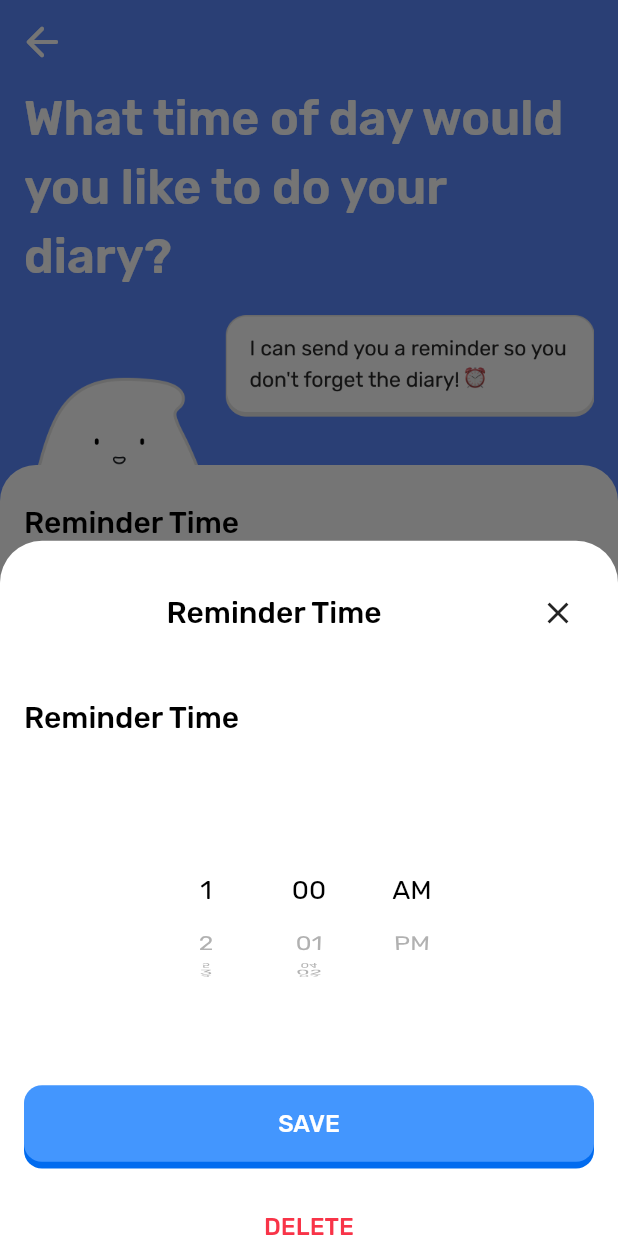
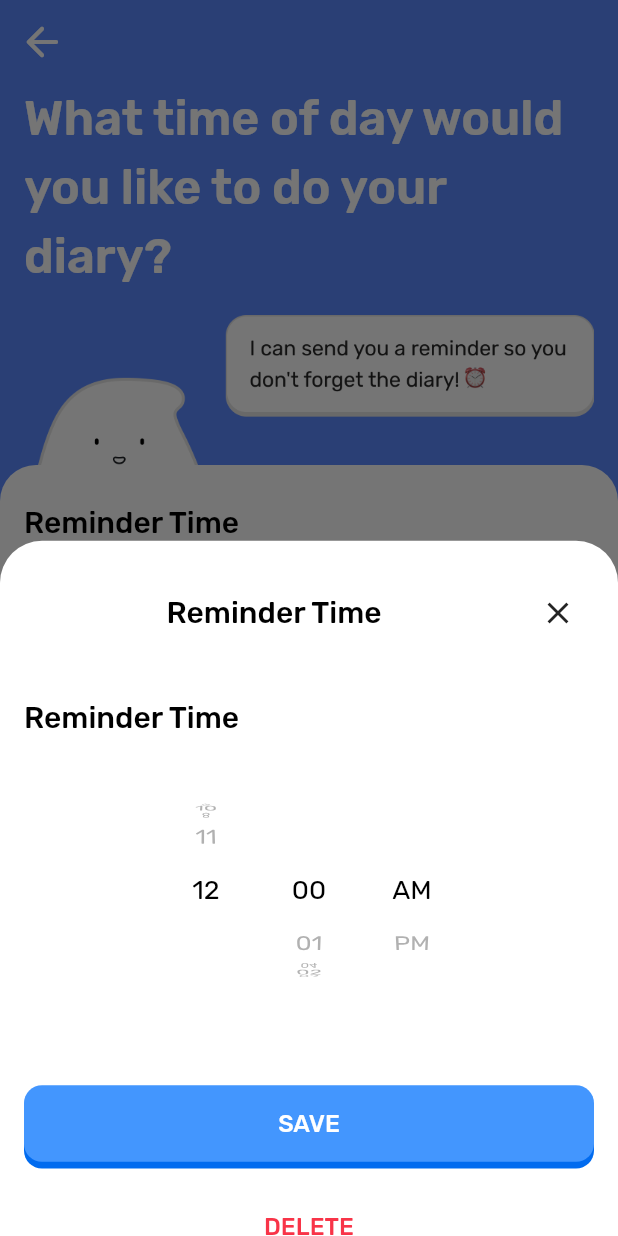
Before and after one commit to AppHatchery/Fabla-Front-end, a Flutter app: the ActiveTimePage screen opened directly, after a tap on "ADD A DIARY TIME", on a phone screen of 412 x 824 dp. Run offline on Flutter 3.47's test engine with Material 2 defaults, Android fonts, the phone set to English and light mode, and no system bars; our stand-ins replace audioplayers, awesome_notifications, bloc, equatable, flutter_bloc, flutter_screenutil and 7 more; missing offline and left inert: amplify_auth_cognito, amplify_flutter, amplify_storage_s3, audio_session, aws_common, dart:ffi and 1 more; accounts and stored records are empty; generated files the repository leaves out were written again.

Commit message:
Create Notifications
We are saving the preferred reminder times in shared preferences and we are using those to create notifications for the diaries

```diff
--- a/lib/screens/onboarding/presentation/pages/active_time.dart
+++ b/lib/screens/onboarding/presentation/pages/active_time.dart
@@ -1,5 +1,6 @@
 import 'package:audio_diaries_flutter/screens/onboarding/presentation/pages/notification_access.dart';
 import 'package:audio_diaries_flutter/screens/onboarding/presentation/widgets/list_active_times.dart';
+import 'package:audio_diaries_flutter/services/preference_service.dart';
 import 'package:flutter/material.dart';
 
 import '../../../../theme/custom_colors.dart';
@@ -14,6 +15,7 @@ class ActiveTimePage extends StatefulWidget {
 }
 
 class _ActiveTimePageState extends State<ActiveTimePage> {
+  List<TimeOfDay> times = [];
   @override
   Widget build(BuildContext context) {
     final height = MediaQuery.of(context).size.height;
@@ -57,13 +59,8 @@ class _ActiveTimePageState extends State<ActiveTimePage> {
                         child: AvatarBackground(
                             height: height,
                             width: width,
-                            image:
-                                "assets/images/active_time.png",
-                            onContinue: () => Navigator.push(
-                                context,
-                                MaterialPageRoute(
-                                    builder: (context) =>
-                                        const NotificationAccessPage())),
+                            image: "assets/images/active_time.png",
+                            onContinue: () => navigateToNextPage(),
                             children: [
                               Text(
                                 "Reminder Time",
@@ -72,7 +69,7 @@ class _ActiveTimePageState extends State<ActiveTimePage> {
                               const SizedBox(
                                 height: 6,
                               ),
-                              const ListActiveTimes(),
+                              ListActiveTimes(times: times),
                             ]),
                       ),
                     )
@@ -83,4 +80,17 @@ class _ActiveTimePageState extends State<ActiveTimePage> {
           }),
         ));
   }
+
+  void navigateToNextPage() async {
+    final value = times.map((e) => DateTime(0,0,0, e.hour, e.minute).toString()).toList();
+    await PreferenceService().setStringListPreference(key: "reminder_times", value: value);
+
+
+    if (context.mounted) {
+      Navigator.push(
+          context,
+          MaterialPageRoute(
+              builder: (context) => const NotificationAccessPage()));
+    }
+  }
 }
--- a/lib/screens/onboarding/presentation/pages/notification_access.dart
+++ b/lib/screens/onboarding/presentation/pages/notification_access.dart
@@ -1,3 +1,4 @@
+import 'package:audio_diaries_flutter/screens/onboarding/domain/repository/setup_repository.dart';
 import 'package:audio_diaries_flutter/screens/onboarding/presentation/pages/mic_access.dart';
 import 'package:audio_diaries_flutter/theme/components/buttons.dart';
 import 'package:audio_diaries_flutter/theme/custom_typography.dart';
@@ -68,6 +69,9 @@ class _NotificationAccessPageState extends State<NotificationAccessPage> {
         .setBoolPreference(key: 'notification_requested', value: true);
 
     if (results.isGranted) {
+      final repository = SetupRepository();
+      repository.createNotifications();
+
       if (context.mounted) {
         Navigator.push(context,
             MaterialPageRoute(builder: (context) => const MicAccessPage()));
--- a/lib/screens/onboarding/presentation/widgets/active_time_tile.dart
+++ b/lib/screens/onboarding/presentation/widgets/active_time_tile.dart
@@ -7,7 +7,8 @@ import '../../../../theme/components/time_picker.dart';
 class ActiveTimeTile extends StatefulWidget {
   final TimeOfDay time;
   final VoidCallback delete;
-  const ActiveTimeTile({super.key, required this.time, required this.delete});
+  final ValueChanged<TimeOfDay>? edit;
+  const ActiveTimeTile({super.key, required this.time, required this.delete, this.edit});
 
   @override
   State<ActiveTimeTile> createState() => _ActiveTimeTileState();
@@ -88,6 +89,7 @@ class _ActiveTimeTileState extends State<ActiveTimeTile> {
         timeOfDay = time;
         getPeriod(timeOfDay.hour);
       });
+       widget.edit!(timeOfDay);
     }
   }
 }
--- a/lib/screens/onboarding/presentation/widgets/list_active_times.dart
+++ b/lib/screens/onboarding/presentation/widgets/list_active_times.dart
@@ -7,18 +7,21 @@ import 'active_time_tile.dart';
 import '../../../../theme/components/time_picker.dart';
 
 class ListActiveTimes extends StatefulWidget {
-  const ListActiveTimes({super.key});
+  final List<TimeOfDay> times;
+  const ListActiveTimes({super.key, required this.times});
 
   @override
   State<ListActiveTimes> createState() => _ListActiveTimesState();
 }
 
 class _ListActiveTimesState extends State<ListActiveTimes> {
-  List<TimeOfDay> times = [];
+
 
   @override
   void initState() {
-    times.insert(0, fixedTime);
+    if(widget.times.isEmpty){
+      widget.times.insert(0, fixedTime);
+    }
     super.initState();
   }
 
@@ -31,15 +34,16 @@ class _ListActiveTimesState extends State<ListActiveTimes> {
               padding: const EdgeInsets.all(0),
               physics: const NeverScrollableScrollPhysics(),
               shrinkWrap: true,
-              itemCount: times.length,
+              itemCount:  widget.times.length,
               itemBuilder: (context, index) {
                 return Padding(
                   padding: EdgeInsets.only(
-                      bottom: index == times.length - 1 ? 0 : 10.0),
+                      bottom: index ==  widget.times.length - 1 ? 0 : 10.0),
                   child: ActiveTimeTile(
-                    time: times[index],
+                    time:  widget.times[index],
                     delete: () =>
-                        {deleteTime(times[index]), Navigator.pop(context)},
+                        {deleteTime( widget.times[index]), Navigator.pop(context)},
+                    edit: (value) => editTime(index, value),
                   ),
                 );
               }),
@@ -69,19 +73,25 @@ class _ListActiveTimesState extends State<ListActiveTimes> {
               ],
             ));
     if (time != null) {
-      if (!times.contains(time)) {
+      if (! widget.times.contains(time)) {
         setState(() {
-          times.add(time);
+           widget.times.add(time);
         });
       }
     }
   }
 
   void deleteTime(TimeOfDay time) {
-    if (times.length > 1) {
+    if ( widget.times.length > 1) {
       setState(() {
-        times.remove(time);
+         widget.times.remove(time);
       });
     }
   }
+
+  void editTime(int index, TimeOfDay time) async{
+    setState(() {
+        widget.times[index] = time;
+    });
+  }
 }
--- a/lib/theme/components/time_picker.dart
+++ b/lib/theme/components/time_picker.dart
@@ -22,10 +22,15 @@ class _CustomTimePickerState extends State<CustomTimePicker> {
   void initState() {
     _date = widget.date ?? const TimeOfDay(hour: 0, minute: 0);
     hoursController = FixedExtentScrollController(
-        initialItem: _date.hour > 12 ? _date.hour - 13 : _date.hour - 1);
-    minutesController = FixedExtentScrollController(initialItem: _date.minute);
-    periodController =
-        FixedExtentScrollController(initialItem: _date.hour > 12 ? 1 : 0);
+  initialItem: (_date.hour % 12) == 0 ? 12 : (_date.hour % 12) - 1,
+);
+print("Hours: ${_date.hour % 12}");
+minutesController = FixedExtentScrollController(
+  initialItem: _date.minute,
+);
+periodController = FixedExtentScrollController(
+  initialItem: (_date.hour >= 12) ? 1 : 0,
+);
     super.initState();
   }
 
@@ -177,12 +182,14 @@ class _CustomTimePickerState extends State<CustomTimePicker> {
   }
 
   void save() {
-    if (periodController.selectedItem == 1) {
-      _date = _date.replacing(hour: _date.hour + 12);
-    } else if (periodController.selectedItem == 0 && _date.hour >= 12) {
-      _date = _date.replacing(hour: _date.hour - 12);
-    }
-
+    if (periodController.selectedItem == 1 && _date.hour < 12) {
+    // If PM is selected and the hour is before noon, add 12 hours.
+    _date = TimeOfDay(hour: _date.hour + 12, minute: _date.minute);
+  } else if (periodController.selectedItem == 0 && _date.hour >= 12) {
+    // If AM is selected and the hour is 12 or greater, subtract 12 hours.
+    _date = TimeOfDay(hour: _date.hour - 12, minute: _date.minute);
+  }
+  print("Date: $_date");
     Navigator.pop(context, _date);
   }
 }
```
Also changed, not shown: lib/screens/onboarding/domain/repository/setup_repository.dart (+37 -0 lines).
